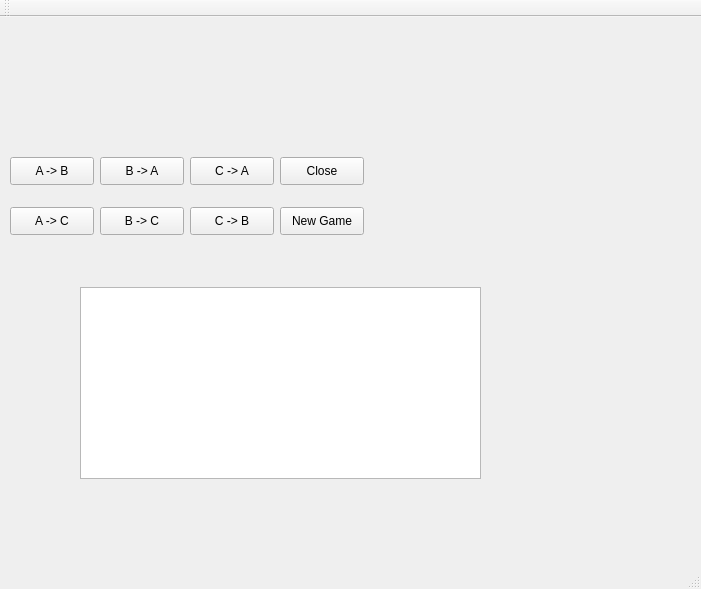
First picture: the form in student/13/hanoi/mainwindow.ui, repository ilpoviertola/iviertola, before the edit.
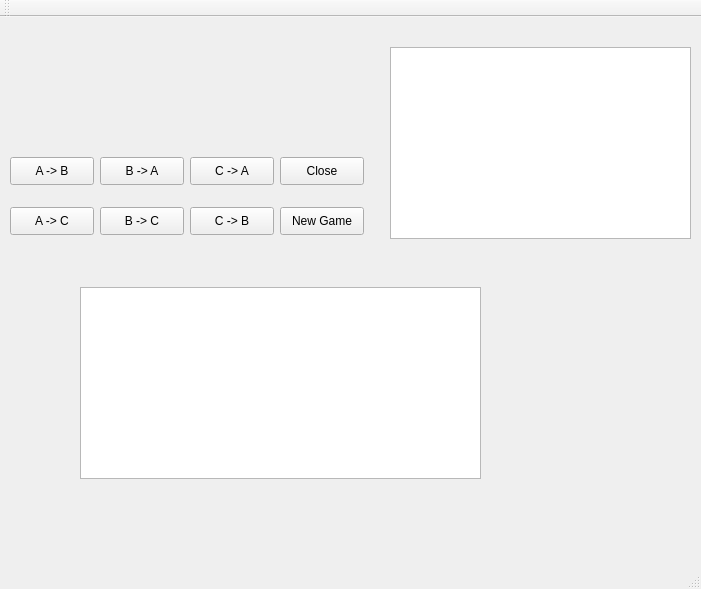
Second picture: the form after the edit.

Commit message: Added a little info text browser to give feedback for user.

Diff of the .ui file:
```diff
--- a/student/13/hanoi/mainwindow.ui
+++ b/student/13/hanoi/mainwindow.ui
@@ -128,6 +128,16 @@
      <string>Close</string>
     </property>
    </widget>
+   <widget class="QTextBrowser" name="textBrowser">
+    <property name="geometry">
+     <rect>
+      <x>390</x>
+      <y>30</y>
+      <width>301</width>
+      <height>192</height>
+     </rect>
+    </property>
+   </widget>
   </widget>
   <widget class="QMenuBar" name="menuBar">
    <property name="geometry">
```
The commit also changes 2 other files.
